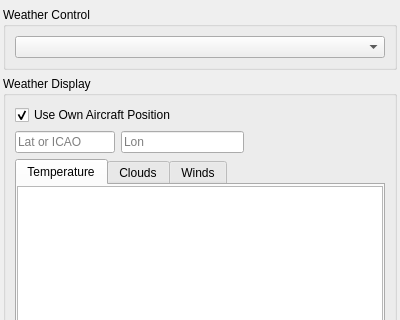
Above: src/blackgui/components/weathercomponent.ui from swift-project/pilotclient before the change; both pictures show x 0 to 400 and y 0 to 320 of the 400 by 556 pixel window. Below: the same form after it.
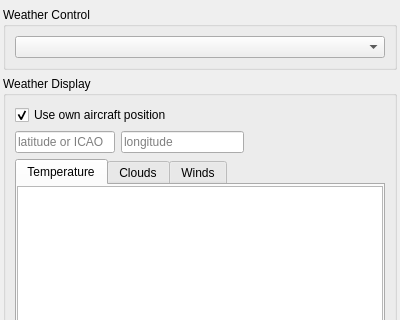
That is the form after the change. Custom widgets are drawn as their Qt base class.

Commit message: refs #743, updated GUI labels / styles (minor changes)

```diff
--- a/src/blackgui/components/weathercomponent.ui
+++ b/src/blackgui/components/weathercomponent.ui
@@ -50,7 +50,7 @@
       <item row="0" column="0" colspan="2">
        <widget class="QCheckBox" name="cb_UseOwnAcftPosition">
         <property name="text">
-         <string>Use Own Aircraft Position</string>
+         <string>Use own aircraft position</string>
         </property>
         <property name="checked">
          <bool>true</bool>
@@ -72,7 +72,7 @@
          </size>
         </property>
         <property name="placeholderText">
-         <string>Lat or ICAO</string>
+         <string>latitude or ICAO</string>
         </property>
        </widget>
       </item>
@@ -85,7 +85,7 @@
          </size>
         </property>
         <property name="placeholderText">
-         <string>Lon</string>
+         <string>longitude</string>
         </property>
        </widget>
       </item>
```
The commit also changes 2 other files.
